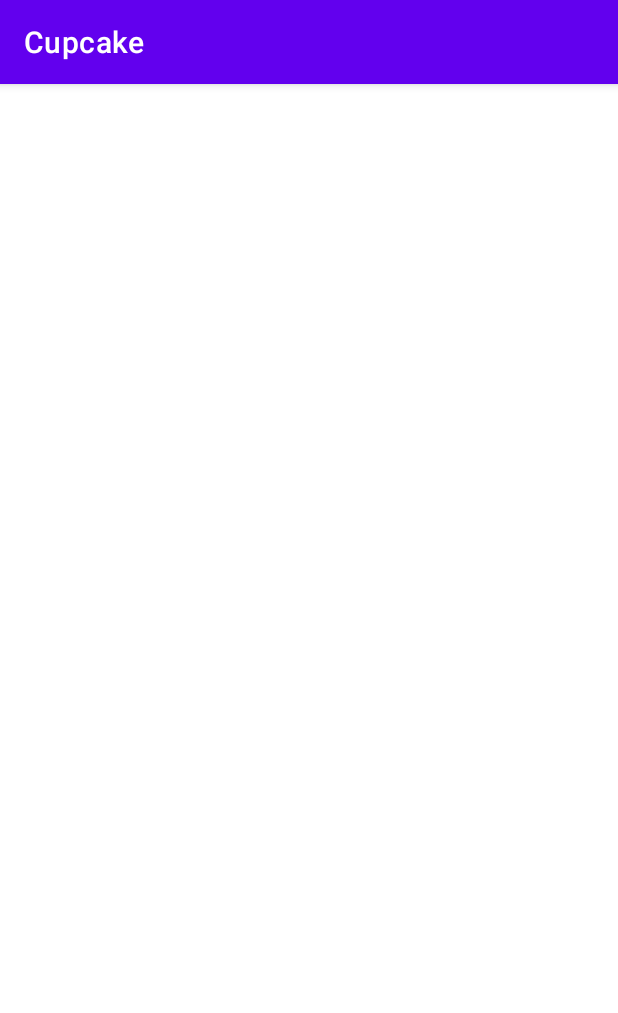
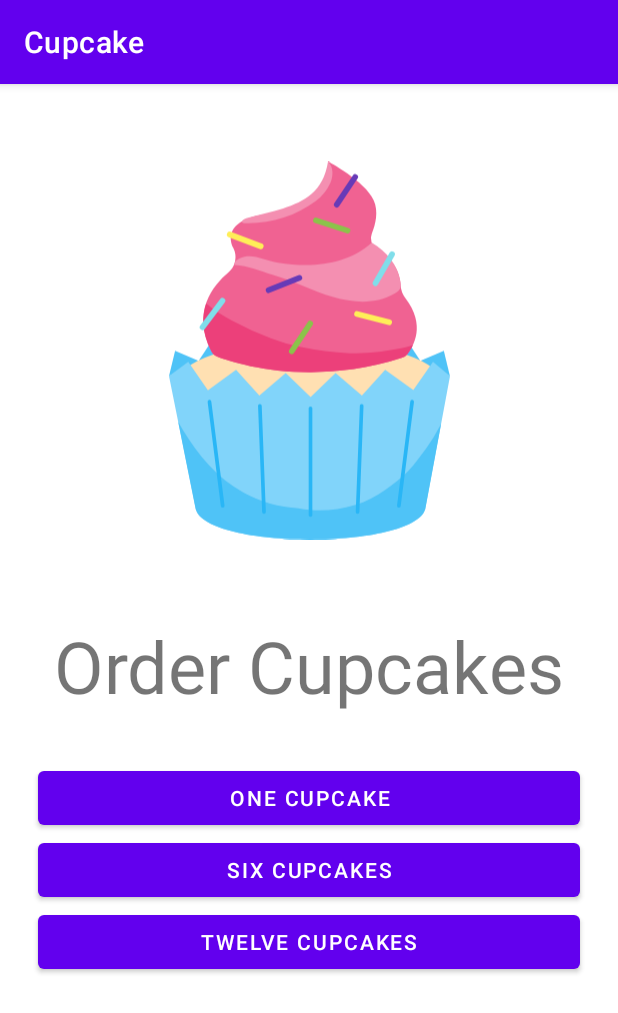
Before and after one commit to gogamid/Cupcake, an Android app: the screen it shows after launch (MainActivity), on a phone screen of 412 x 824 dp. Shown: the top 1013 px of the screen. Run offline under Robolectric (Android 15) with nearby library versions, the phone set to English and light mode, and no system bars.

Commit message:
feat: implement main fragment and assign in to fragment container

```diff
--- /dev/null
+++ b/app/src/main/java/com/example/cupcake/fragments/MainFragment.kt
@@ -0,0 +1,18 @@
+package com.example.cupcake.fragments
+
+import android.os.Bundle
+import android.view.LayoutInflater
+import android.view.View
+import android.view.ViewGroup
+import androidx.fragment.app.Fragment
+import com.example.cupcake.R
+
+class MainFragment : Fragment() {
+  override fun onCreateView(
+    inflater: LayoutInflater, container: ViewGroup?,
+    savedInstanceState: Bundle?
+  ): View? {
+    // Inflate the layout for this fragment
+    return inflater.inflate(R.layout.fragment_main, container, false)
+  }
+}
--- /dev/null
+++ b/app/src/main/res/drawable/cupcake.xml
@@ -0,0 +1,44 @@
+<?xml version="1.0" encoding="utf-8"?>
+<!--
+     Copyright (C) 2020 The Android Open Source Project
+
+     Licensed under the Apache License, Version 2.0 (the "License");
+     you may not use this file except in compliance with the License.
+     You may obtain a copy of the License at
+
+          http://www.apache.org/licenses/LICENSE-2.0
+
+     Unless required by applicable law or agreed to in writing, software
+     distributed under the License is distributed on an "AS IS" BASIS,
+     WITHOUT WARRANTIES OR CONDITIONS OF ANY KIND, either express or implied.
+     See the License for the specific language governing permissions and
+     limitations under the License.
+-->
+<!-- Cupcake icon for the start fragment -->
+<vector android:height="200dp" android:viewportHeight="413.71"
+    android:viewportWidth="308.15" android:width="148.96909dp" xmlns:android="http://schemas.android.com/apk/res/android">
+    <path android:fillColor="#4fc3f7" android:pathData="M34.33,218.79l-27.63,-11.72l-6.7,27.68l34.33,-15.96z"/>
+    <path android:fillColor="#4fc3f7" android:pathData="M273.75,218.79l27.63,-11.72l6.69,27.68l-34.32,-15.96z"/>
+    <path android:fillColor="#4fc3f7" android:pathData="M27.22,225.91l20.35,-30.56l29.24,22.58l24.1,-27.94l27.32,24.84l25.84,-26.36l25.85,26.36l27.32,-24.84l24.1,27.94l29.24,-22.58l20.35,30.56"/>
+    <path android:fillColor="#03a9f4" android:pathData="M280.93,233.84l-20.35,30.57l-29.24,-22.59l-24.1,27.95l-27.32,-24.84l-25.85,26.36l-25.84,-26.36l-27.32,24.84l-24.1,-27.95l-29.24,22.59l-20.35,-30.57"/>
+    <path android:fillColor="#ffe0b2" android:pathData="M6.72,245.77a147.35,49.81 0,1 0,294.7 0a147.35,49.81 0,1 0,-294.7 0z"/>
+    <path android:fillColor="#81d4fa" android:pathData="M308.15,234.77 L289.5,219.22l-21.58,31L237.06,228l-25.52,28.14 -28.88,-24.72L155.3,257.8 128,231.41 99.07,256.13 73.54,228 42.68,250.25l-21.58,-31L0,234.75 29.3,380.43C41,424.8 268.46,424.8 281,380.43Z"/>
+    <path android:fillColor="#4fc3f7" android:pathData="M296.79,290a177.71,177.71 0,0 1,-14.08 22.93c-6.49,8.8 -12.95,17.78 -20.38,25.84 -7.2,7.83 -16.18,14 -24.61,20.32 -26.6,19.82 -63.2,26.79 -95.82,20.47C119.55,377.93 101.2,373 81.14,362c-27.72,-15.16 -49.54,-41.31 -65.72,-67.86 -1.86,-3.05 -3.63,-6.14 -5.34,-9.27L29.3,380.43C41,424.8 268.46,424.8 281,380.43l17.45,-93.7C297.92,287.82 297.36,288.91 296.79,290Z"/>
+    <path android:fillColor="#29b6f6" android:pathData="M58.88,378.74a2,2 0,0 1,-2 -1.74L42.39,263.14a2,2 0,1 1,4 -0.51L60.87,376.49a2,2 0,0 1,-1.73 2.24Z"/>
+    <path android:fillColor="#29b6f6" android:pathData="M104.17,385.44a2,2 0,0 1,-2 -1.92l-4.5,-116.09a2,2 0,1 1,4 -0.16l4.51,116.09a2,2 0,0 1,-1.92 2.08Z"/>
+    <path android:fillColor="#29b6f6" android:pathData="M252.08,378.74h-0.26a2,2 0,0 1,-1.73 -2.24L264.6,262.63a2,2 0,1 1,4 0.51L254.06,377A2,2 0,0 1,252.08 378.74Z"/>
+    <path android:fillColor="#29b6f6" android:pathData="M206.79,385.44h-0.08a2,2 0,0 1,-1.92 -2.08l4.5,-116.09a2,2 0,0 1,4 0.16l-4.5,116.09A2,2 0,0 1,206.79 385.44Z"/>
+    <path android:fillColor="#29b6f6" android:pathData="M155.18,388.79a2,2 0,0 1,-2 -2V270.14a2,2 0,0 1,4 0V386.79A2,2 0,0 1,155.18 388.79Z"/>
+    <path android:fillColor="#f06292" android:pathData="M174.42,0.11S186.94,47.44 104,57.92c0,0 -48.29,5.29 -33.19,37.35a21.64,21.64 0,0 1,-5.47 25.88C47.92,135.74 24.89,164.84 46.08,207a13.44,13.44 0,0 0,7.28 6.57c20.12,7.53 101.54,33.31 201.88,1.32a13.21,13.21 0,0 0,6.3 -4.34c6.57,-8.21 20.38,-31.37 -2.24,-60.91A26.16,26.16 0,0 1,254 135.12c-0.51,-9.9 -4.73,-27.17 -25.88,-39.45a13.57,13.57 0,0 1,-5.69 -16.92c4,-9.75 7.66,-24.1 2,-36.44C214.6,21.28 174.42,0.11 174.42,0.11Z"/>
+    <path android:fillColor="#ec407a" android:pathData="M256,204.18c-18.82,3.85 -38.66,6.32 -58,5.56a342.08,342.08 0,0 1,-54.75 -7,191.23 191.23,0 0,1 -31,-9 372.7,372.7 0,0 1,-43.43 -19.84c-9.64,-5.25 -19.52,-11.32 -28.07,-18.59 -4.75,14.09 -4.81,31.38 5.4,51.71a13.44,13.44 0,0 0,7.28 6.57c20.12,7.53 101.54,33.31 201.88,1.31a13.12,13.12 0,0 0,6.3 -4.33,48.91 48.91,0 0,0 5.89,-9.43A105.18,105.18 0,0 1,256 204.18Z"/>
+    <path android:fillColor="#f48fb1" android:pathData="M222.18,89c-28,24.79 -65.43,27.57 -102.41,21.79 -15.62,-2.44 -28.25,-11.48 -42.54,-4.72 -2.93,1.38 -6,4 -5.48,7.19 15.75,0.68 27.44,6.57 42.6,10.88 22.47,6.38 43.32,17.56 65.72,24.18s48,8.13 67.88,-4.07c2.46,-1.51 4.94,-3.39 5.87,-6.13a12.71,12.71 0,0 0,0.06 -6.31c-3.28,-18.77 -15,-33 -31.43,-42.81"/>
+    <path android:fillColor="#673ab7" android:pathData="M108.057,137.999L141.83,124.422A3.105,3.11 68.099,0 1,145.874 126.143L145.874,126.143A3.105,3.11 68.099,0 1,144.146 130.184L110.373,143.761A3.105,3.11 68.099,0 1,106.329 142.04L106.329,142.04A3.105,3.11 68.099,0 1,108.057 137.999z"/>
+    <path android:fillColor="#ffee58" android:pathData="M63.656,78.785L63.656,78.785A3.105,3.11 110.731,0 1,67.664 76.982L101.707,89.866A3.105,3.11 110.731,0 1,103.517 93.871L103.517,93.871A3.105,3.11 110.731,0 1,99.509 95.674L65.466,82.79A3.105,3.11 110.731,0 1,63.656 78.785z"/>
+    <path android:fillColor="#80deea" android:pathData="M223.715,131.605L241.916,99.937A3.121,3.116 119.885,0 1,246.172 98.784L246.172,98.784A3.121,3.116 119.885,0 1,247.318 103.042L229.118,134.71A3.121,3.116 119.885,0 1,224.862 135.864L224.862,135.864A3.121,3.116 119.885,0 1,223.715 131.605z"/>
+    <path android:fillColor="#8bc34a" android:pathData="M158.163,63.484L158.163,63.484A3.105,3.11 107.861,0 1,162.076 61.482L196.722,72.646A3.105,3.11 107.861,0 1,198.729 76.555L198.729,76.555A3.105,3.11 107.861,0 1,194.817 78.557L160.171,67.393A3.105,3.11 107.861,0 1,158.163 63.484z"/>
+    <path android:fillColor="#673ab7" android:pathData="M181.372,45.493L201.621,15.246A3.11,3.105 123.799,0 1,205.931 14.389L205.931,14.389A3.11,3.105 123.799,0 1,206.781 18.7L186.532,48.948A3.11,3.105 123.799,0 1,182.222 49.805L182.222,49.805A3.11,3.105 123.799,0 1,181.372 45.493z"/>
+    <path android:fillColor="#8bc34a" android:pathData="M132.014,205.938L152.263,175.691A3.11,3.105 123.799,0 1,156.574 174.834L156.574,174.834A3.11,3.105 123.799,0 1,157.424 179.145L137.175,209.393A3.11,3.105 123.799,0 1,132.864 210.25L132.864,210.25A3.11,3.105 123.799,0 1,132.014 205.938z"/>
+    <path android:fillColor="#ffee58" android:pathData="M203.177,166.031L203.177,166.031A3.105,3.11 104.521,0 1,206.966 163.805L242.204,172.931A3.105,3.11 104.521,0 1,244.436 176.716L244.436,176.716A3.105,3.11 104.521,0 1,240.647 178.942L205.409,169.816A3.105,3.11 104.521,0 1,203.177 166.031z"/>
+    <path android:fillColor="#80deea" android:pathData="M34.294,179.55L56.164,150.453A3.11,3.105 126.929,0 1,60.515 149.832L60.515,149.832A3.11,3.105 126.929,0 1,61.128 154.184L39.258,183.281A3.11,3.105 126.929,0 1,34.907 183.902L34.907,183.902A3.11,3.105 126.929,0 1,34.294 179.55z"/>
+    <path android:fillColor="#f48fb1" android:pathData="M174.6,0.19c5.85,5.93 5.7,15.41 2.45,23.08a51.17,51.17 0,0 1,-16 20c-22,16.43 -49.79,24.94 -77.21,24.27 -1.61,0 -3.64,-0.43 -4,-2 1.47,-2.29 4.27,-3.29 6.89,-4 12.66,-3.58 26,-5.8 38.46,-10.07C148.61,43.36 169,33.86 174.42,0"/>
+</vector>
--- a/app/src/main/res/layout/activity_main.xml
+++ b/app/src/main/res/layout/activity_main.xml
@@ -1,6 +1,14 @@
 <?xml version="1.0" encoding="utf-8"?>
-<androidx.constraintlayout.widget.ConstraintLayout xmlns:android="http://schemas.android.com/apk/res/android"
+<FrameLayout xmlns:android="http://schemas.android.com/apk/res/android"
     xmlns:tools="http://schemas.android.com/tools"
     android:layout_width="match_parent"
     android:layout_height="match_parent"
-    tools:context=".MainActivity"/>
+    tools:context=".MainActivity">
+
+
+    <androidx.fragment.app.FragmentContainerView
+        android:id="@+id/fragmentContainerView"
+        android:name="com.example.cupcake.fragments.MainFragment"
+        android:layout_width="match_parent"
+        android:layout_height="match_parent" />
+</FrameLayout>
--- /dev/null
+++ b/app/src/main/res/layout/fragment_main.xml
@@ -0,0 +1,71 @@
+<?xml version="1.0" encoding="utf-8"?>
+<ScrollView xmlns:android="http://schemas.android.com/apk/res/android"
+    xmlns:app="http://schemas.android.com/apk/res-auto"
+    xmlns:tools="http://schemas.android.com/tools"
+    android:layout_width="match_parent"
+    android:layout_height="match_parent"
+    tools:context="fragments.MainFragment">
+
+    <androidx.constraintlayout.widget.ConstraintLayout
+        android:layout_width="match_parent"
+        android:layout_height="wrap_content">
+
+        <ImageView
+            android:id="@+id/imageView"
+            android:layout_width="187dp"
+            android:layout_height="291dp"
+            android:layout_marginTop="32dp"
+            android:importantForAccessibility="no"
+            android:src="@drawable/cupcake"
+            app:layout_constraintEnd_toEndOf="parent"
+            app:layout_constraintStart_toStartOf="parent"
+            app:layout_constraintTop_toTopOf="parent" />
+
+        <TextView
+            android:id="@+id/order_text"
+            android:layout_width="wrap_content"
+            android:layout_height="wrap_content"
+            android:layout_marginTop="32dp"
+            android:text="@string/order_cupcakes"
+            android:textSize="48sp"
+            app:layout_constraintEnd_toEndOf="parent"
+            app:layout_constraintStart_toStartOf="parent"
+            app:layout_constraintTop_toBottomOf="@+id/imageView" />
+
+
+        <LinearLayout
+            android:layout_width="match_parent"
+            android:layout_height="wrap_content"
+            android:layout_marginTop="32dp"
+            android:orientation="vertical"
+            app:layout_constraintEnd_toEndOf="parent"
+            app:layout_constraintStart_toStartOf="parent"
+            app:layout_constraintTop_toBottomOf="@+id/order_text">
+
+            <Button
+                android:id="@+id/one_cupcake"
+                android:layout_width="match_parent"
+                android:layout_height="wrap_content"
+                android:layout_marginStart="25dp"
+                android:layout_marginEnd="25dp"
+                android:text="@string/one_cupcake" />
+
+            <Button
+                android:id="@+id/six_cupcakes"
+                android:layout_width="match_parent"
+                android:layout_height="wrap_content"
+                android:layout_marginStart="25dp"
+                android:layout_marginEnd="25dp"
+                android:text="@string/six_cupcakes" />
+
+            <Button
+                android:id="@+id/twelve_cupcakes"
+                android:layout_width="match_parent"
+                android:layout_height="wrap_content"
+                android:layout_marginStart="25dp"
+                android:layout_marginEnd="25dp"
+                android:baselineAligned="false"
+                android:text="@string/twelve_cupcakes" />
+        </LinearLayout>
+    </androidx.constraintlayout.widget.ConstraintLayout>
+</ScrollView>
--- a/app/src/main/res/values/strings.xml
+++ b/app/src/main/res/values/strings.xml
@@ -1,3 +1,8 @@
 <resources>
     <string name="app_name">Cupcake</string>
+    <string name="hello_blank_fragment">Hello blank fragment</string>
+    <string name="one_cupcake">one cupcake</string>
+    <string name="six_cupcakes">six cupcakes</string>
+    <string name="twelve_cupcakes">twelve cupcakes</string>
+    <string name="order_cupcakes">Order Cupcakes</string>
 </resources>
```
